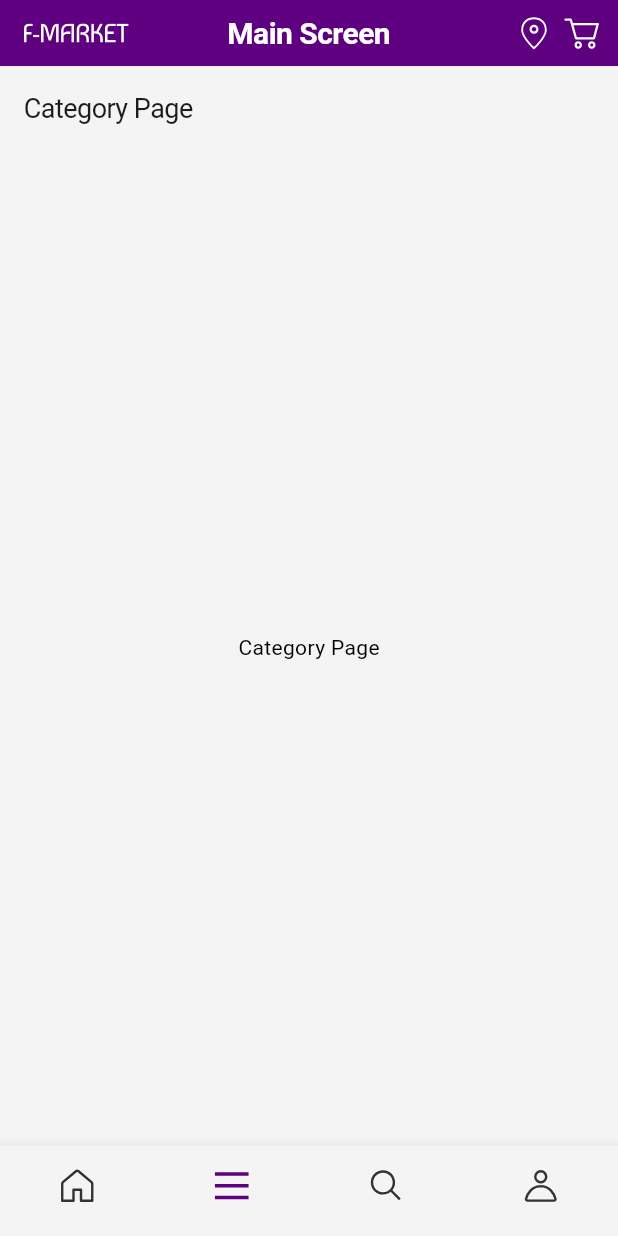
After one commit to Joojinsung/flutter_ecommerce, a Flutter app: the screen it shows after launch, item 2 of the bottom bar chosen, on a phone screen of 412 x 824 dp. The commit adds this screen. Run offline on Flutter 3.47's test engine with Material 3 defaults, Android fonts, the phone set to English and light mode, and no system bars; our stand-ins replace flutter_bloc, flutter_svg, go_router; Roboto replaces fonts that are missing (Pretendard).

Commit message:
bottom_nav => BLoc cubit

```diff
--- a/lib/main.dart
+++ b/lib/main.dart
@@ -1,6 +1,8 @@
 import 'package:flutter/material.dart';
 import 'core/theme/theme_data.dart';
 import 'presentation/routes/routes.dart';
+
+
 
 void main() {
   return (runApp(MyApp()));
--- /dev/null
+++ b/lib/presentation/main/cubit/bottom_nav_cubit.dart
@@ -0,0 +1,15 @@
+import 'package:flutter_bloc/flutter_bloc.dart';
+
+// 바텀 네비게이션 이동
+enum BottomNavState {
+  home,
+  category,
+  search,
+  user;
+}
+
+class BottomNavCubit extends Cubit<BottomNavState> {
+  BottomNavCubit() : super(BottomNavState.home);
+
+  void changeIndex(int index) => emit(BottomNavState.values[index]);
+}
--- a/lib/presentation/main/main_screen.dart
+++ b/lib/presentation/main/main_screen.dart
@@ -1,17 +1,33 @@
 import 'package:flutter/material.dart';
+import 'package:flutter_bloc/flutter_bloc.dart';
 import 'package:flutter_svg/flutter_svg.dart';
 
 import '../../core/theme/constant/app_colors.dart';
 import '../../core/theme/constant/app_icons.dart';
+import '../pages/category/category_page.dart';
+import '../pages/home/home_page.dart';
+import 'cubit/bottom_nav_cubit.dart';
 
-class MainScreen extends StatefulWidget {
+class MainScreen extends StatelessWidget {
   const MainScreen({super.key});
 
   @override
-  State<MainScreen> createState() => _MainScreenState();
+  Widget build(BuildContext context) {
+    return BlocProvider(
+      create: (_) => BottomNavCubit(),
+      child: const MainScreenView(),
+    );
+  }
 }
 
-class _MainScreenState extends State<MainScreen> {
+class MainScreenView extends StatefulWidget {
+  const MainScreenView({super.key});
+
+  @override
+  State<MainScreenView> createState() => _MainScreenViewState();
+}
+
+class _MainScreenViewState extends State<MainScreenView> {
   int _selectedSegment = 0;
 
   @override
@@ -61,9 +77,33 @@ class _MainScreenState extends State<MainScreen> {
           ),
         ),
       ),
-      body: Center(child: Text("main screen")),
-
-      bottomNavigationBar: BottomNavigationBar(
+      body: BlocBuilder<BottomNavCubit, BottomNavState>(
+        builder: (_, state) {
+          switch (state) {
+            case BottomNavState.home:
+              return HomePage();
+            case BottomNavState.category:
+              return CategoryPage();
+            case BottomNavState.search:
+              return Center(
+                child: Text("Search"),
+              );
+            case BottomNavState.user:
+              return Center(
+                child: Text("user"),
+              );
+            default:
+              return Center(
+                child: Text("Home"),
+              );
+          }
+        },
+      ),
+      bottomNavigationBar:
+          BlocBuilder<BottomNavCubit, BottomNavState>(builder: (_, state) {
+        return BottomNavigationBar(
+          currentIndex: state.index,
+          onTap: (index) => context.read<BottomNavCubit>().changeIndex(index),
           showUnselectedLabels: false,
           showSelectedLabels: false,
           type: BottomNavigationBarType.fixed,
@@ -71,21 +111,29 @@ class _MainScreenState extends State<MainScreen> {
             BottomNavigationBarItem(
               icon: SvgPicture.asset(AppIcons.navHome),
               label: "navHome",
+              activeIcon: SvgPicture.asset(AppIcons.navHomeOn),
             ),
             BottomNavigationBarItem(
               icon: SvgPicture.asset(AppIcons.navCategory),
               label: "navCategory",
+              activeIcon: SvgPicture.asset(AppIcons.navCategoryOn),
+
             ),
             BottomNavigationBarItem(
               icon: SvgPicture.asset(AppIcons.navSearch),
               label: "navSearch",
+              activeIcon: SvgPicture.asset(AppIcons.navSearchOn),
+
             ),
             BottomNavigationBarItem(
               icon: SvgPicture.asset(AppIcons.navUser),
               label: "navUser",
+              activeIcon: SvgPicture.asset(AppIcons.navUserOn),
+
             ),
           ],
-      ),
+        );
+      }),
     );
   }
 }
--- /dev/null
+++ b/lib/presentation/pages/category/category_page.dart
@@ -0,0 +1,17 @@
+import 'package:flutter/material.dart';
+
+class CategoryPage extends StatelessWidget {
+  const CategoryPage({super.key});
+
+  @override
+  Widget build(BuildContext context) {
+    return Scaffold(
+      appBar: AppBar(
+        title: Text("Category Page"),
+      ),
+      body: Center(
+        child: Text("Category Page"),
+      ),
+    );
+  }
+}
--- a/lib/presentation/routes/route_path.dart
+++ b/lib/presentation/routes/route_path.dart
@@ -2,4 +2,5 @@
 class RoutePath {
   static const String main = "/";
   static const String splash = "/splash";
+  static const String category = "/category";
 }
--- a/lib/presentation/routes/routes.dart
+++ b/lib/presentation/routes/routes.dart
@@ -1,6 +1,7 @@
 import 'package:go_router/go_router.dart';
 
 import '../main/main_screen.dart';
+import '../pages/category/category_page.dart';
 import '../pages/splash/splash_page.dart';
 import 'route_path.dart';
 
@@ -17,6 +18,11 @@ final GoRouter router = GoRouter(
       name: "main",
       builder: (context, state) => const MainScreen(),
     ),
+    GoRoute(
+      path: RoutePath.category,
+      name: "category",
+      builder: (context, state) => const CategoryPage(),
+    ),
   ],
   initialLocation: "/splash", // 초기 화면 경로 설정
 );
--- a/pubspec.yaml
+++ b/pubspec.yaml
@@ -14,6 +14,7 @@ dependencies:
   dart_code_metrics: ^5.7.6
   go_router: ^14.2.1
   flutter_svg: ^2.0.9
+  flutter_bloc: ^8.1.6
 
 dev_dependencies:
   flutter_test:
```
Also changed, not shown: pubspec.lock. Lines whose indentation alone changed are shown as unchanged.
